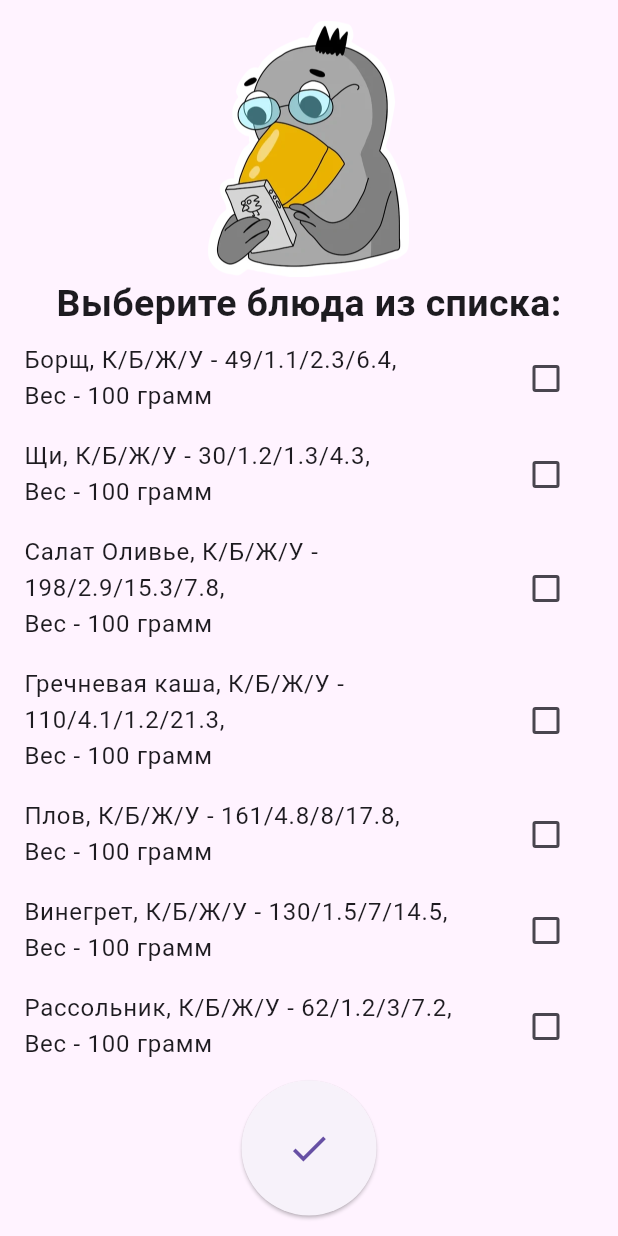
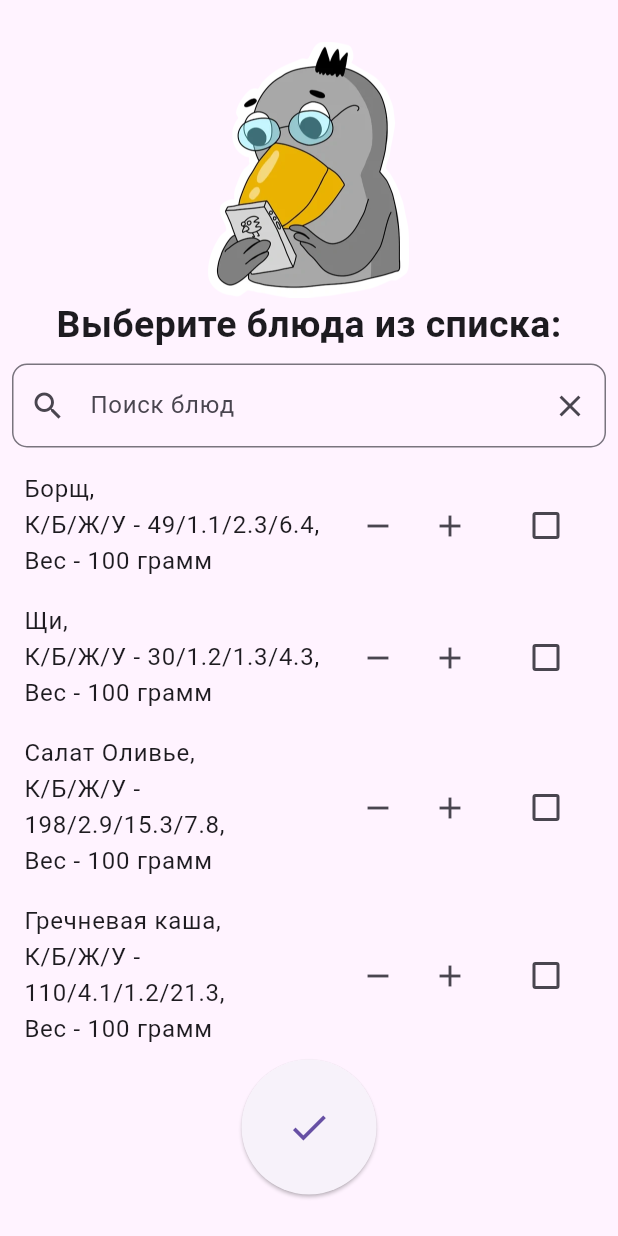
Before and after one commit to SERDCEED24/healthy_eating_diary, a Flutter app: the FillMealScreen screen opened directly, on a phone screen of 412 x 824 dp. Run offline on Flutter 3.47's test engine with Material 3 defaults, Android fonts, the light colour scheme and no system bars; our stand-ins replace shared_preferences; accounts and stored records are empty.

Commit message:
Updated toString() of Food. Added search to FillMealScreen.

```diff
--- a/lib/models/food.dart
+++ b/lib/models/food.dart
@@ -24,7 +24,7 @@ class Food {
     for (var el in [calories, proteins, fats, carbohydrates, weight]) {
       allButName.add((el % 1 == 0) ? el.toStringAsFixed(0) : el.toString());
     }
-    return "$name, К/Б/Ж/У - ${allButName[0]}/${allButName[1]}/${allButName[2]}/${allButName[3]},\nВес - ${allButName[4]} грамм";
+    return "$name,\nК/Б/Ж/У - ${allButName[0]}/${allButName[1]}/${allButName[2]}/${allButName[3]},\nВес - ${allButName[4]} грамм";
   }
   factory Food.fromJson(Map<String, dynamic> json) => _$FoodFromJson(json);
   Map<String, dynamic> toJson() => _$FoodToJson(this);
--- a/lib/screens/fill_meal_screen.dart
+++ b/lib/screens/fill_meal_screen.dart
@@ -4,7 +4,6 @@ import 'package:flutter/material.dart';
 import 'package:healthy_eating_diary/models/food.dart';
 import 'package:provider/provider.dart';
 import 'package:healthy_eating_diary/main.dart';
-import 'package:healthy_eating_diary/widgets/scaffold_with_panel.dart';
 
 class FillMealScreen extends StatelessWidget {
   const FillMealScreen({super.key});
@@ -44,16 +43,11 @@ class ListOfDishes extends StatefulWidget {
 }
 
 class _ListOfDishesState extends State<ListOfDishes> {
-  Future<List<Food>> readJsonFile() async {
-    var input = await rootBundle.loadString('assets/food_db.json');
-    var json = jsonDecode(input) as List<dynamic>;
-    return json
-        .map((dynamic e) => Food.fromJson(e as Map<String, dynamic>))
-        .toList();
-  }
+  List<Food> foodList= [];
+  List<Food> selectedFoodList = [];
+  List<Food> displayedFoodList = [];
 
-  List<Food> foodList = [];
-  List<Food> selectedFoodList = [];
+  TextEditingController searchController = TextEditingController();
 
   @override
   void initState() {
@@ -62,48 +56,133 @@ class _ListOfDishesState extends State<ListOfDishes> {
   }
 
   Future<void> _loadFoodList() async {
-    List<Food> loadedFoodList = await readJsonFile();
+    var input = await rootBundle.loadString('assets/food_db.json');
+    var json = jsonDecode(input) as List<dynamic>;
+    List<Food> loadedFoodList = json.map((dynamic e) => Food.fromJson(e as Map<String, dynamic>)).toList();
+
     setState(() {
       foodList = loadedFoodList;
+      displayedFoodList = loadedFoodList;
     });
   }
 
   void _toggleSelection(Food food) {
     if (!selectedFoodList.contains(food)) {
       setState(() {
-        foodList.add(food);
+        selectedFoodList.add(food);
       });
     } else {
       setState(() {
-        foodList.remove(food);
+        selectedFoodList.remove(food);
       });
     }
+  }
+
+  void _incrementWeight(Food food) {
+    setState(() {
+      food.weight += 10;
+    });
+  }
+
+  void _decrementWeight(Food food) {
+    if (food.weight > 50) {
+      setState(() {
+        food.weight -= 10;
+      });
+    }
+  }
+
+  void _performSearch(String query) {
+    List<Food> results = [];
+
+    if (query.isEmpty) {
+      results = foodList;
+    } else {
+      results = foodList.where((food) => food.name.toLowerCase().contains(query.toLowerCase())).toList();
+    }
+
+    setState(() {
+      displayedFoodList = results;
+    });
   }
 
   @override
   Widget build(BuildContext context) {
     return foodList.isEmpty
         ? const Center(child: CircularProgressIndicator())
-        : SizedBox(
+        : Column(
+            children: [
+              Padding(
+                padding: const EdgeInsets.all(8.0),
+                child: TextField(
+                  controller: searchController,
+                  onChanged: _performSearch,
+                  decoration: InputDecoration(
+                    labelText: 'Поиск блюд',
+                    hintText: 'Введите название блюда',
+                    prefixIcon: const Icon(Icons.search),
+                    suffixIcon: IconButton(
+                      icon: const Icon(Icons.clear),
+                      onPressed: () {
+                        searchController.clear();
+                        _performSearch('');
+                      },
+                    ),
+                    border: OutlineInputBorder(
+                      borderRadius: BorderRadius.circular(10.0),
+                    ),
+                  ),
+                ),
+              ),
+              SizedBox(
                 width: 500,
-          height: 500,
+                height:400,
                 child: ListView.builder(
-              itemCount: foodList.length,
+                  itemCount: displayedFoodList.length,
                   itemBuilder: (context, index) {
+                    Food food = displayedFoodList[index];
+                    bool isSelected = selectedFoodList.contains(food);
+
                     return ListTile(
-                  title: Text(foodList[index].toString()),
+                      title: Row(
+                        mainAxisAlignment: MainAxisAlignment.spaceBetween,
+                        children: [
+                          SizedBox(
+                            width: 200,
+                            child: Text(food.toString(), softWrap: true,)
+                          ),
+                          Row(
+                            children: [
+                              IconButton(
+                                icon: const Icon(Icons.remove),
+                                onPressed: () {
+                                  _decrementWeight(food);
+                                },
+                              ),
+                              IconButton(
+                                icon: const Icon(Icons.add),
+                                onPressed: () {
+                                  _incrementWeight(food);
+                                },
+                              ),
+                            ],
+                          ),
+                        ],
+                      ),
                       trailing: Checkbox(
-                    value: selectedFoodList.contains(foodList[index]),
+                        value: isSelected,
                         onChanged: (bool? value) {
-                      _toggleSelection(foodList[index]);
+                          _toggleSelection(food);
                         },
                       ),
                       onTap: () {
-                    _toggleSelection(foodList[index]);
+                        _toggleSelection(food);
                       },
                     );
                   },
                 ),
+              ),
+            ],
           );
   }
 }
```
Lines whose indentation alone changed are shown as unchanged.
